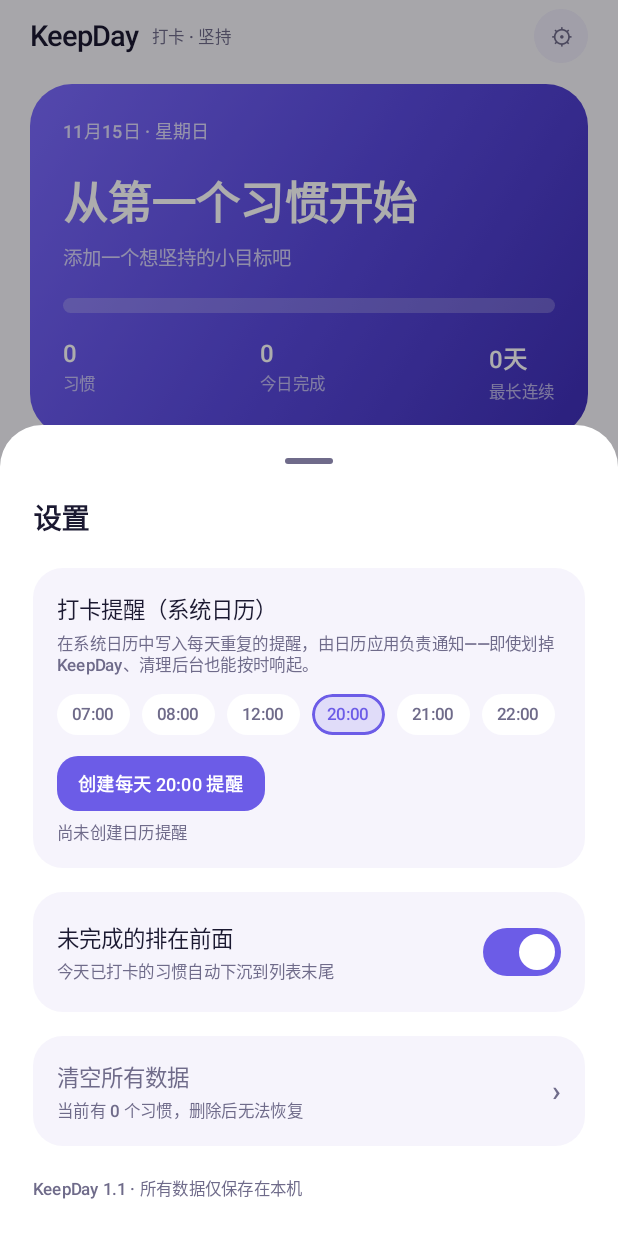
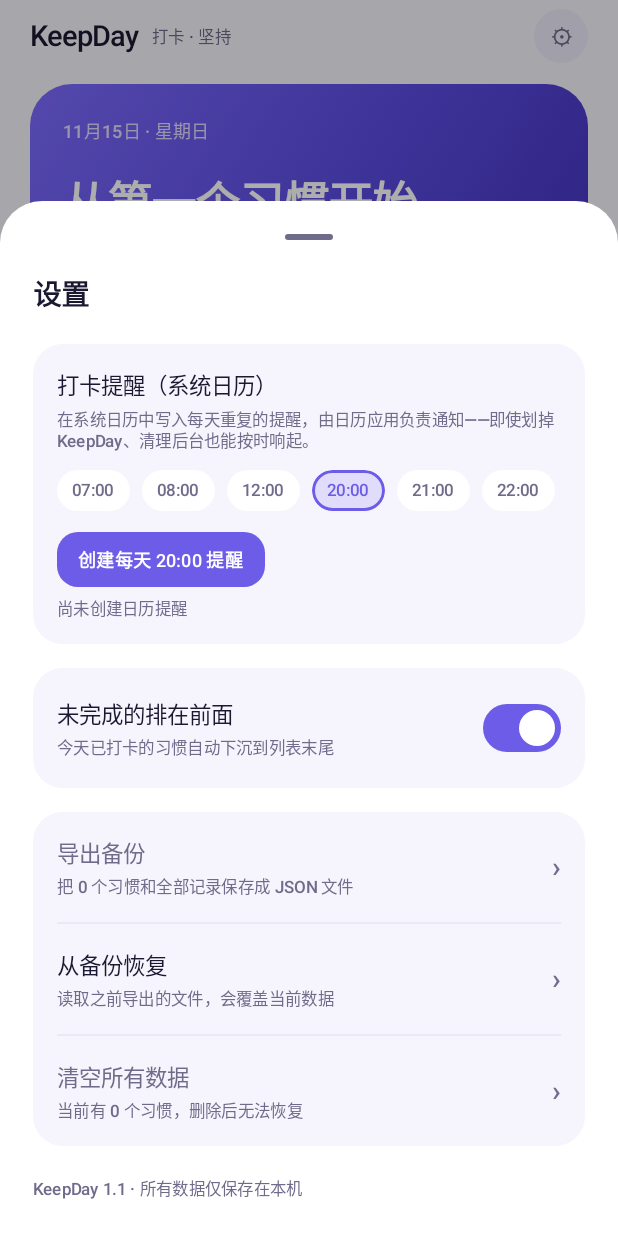
Before and after one commit to Witheart/KeepDay, an Android app built with Jetpack Compose: the screen it shows after launch (MainActivity), after a tap on an icon or button, on a phone screen of 412 x 824 dp. Run offline under Robolectric (Android 15) with nearby library versions, the phone set to English and light mode, and no system bars.

Commit message:
feat(widget,backup): 新增 2×2 紧凑小组件，并支持备份导出与恢复
小组件多尺寸
- 新增 CompactWidgetProvider：2×2 只显示环形进度环 + 今日完成数，
  RemoteViews 不支持 Canvas，圆环先在内存里画成 Bitmap 再 setImageViewBitmap
- 抽出 WidgetUpdater 统一刷新两种尺寸，打卡广播与数据变更都走同一入口
- 2×2 点击整块打开应用；文案随状态变化（还剩 N 个 / 全部完成）

备份
- 新增 BackupManager：导出的 JSON 含习惯、打卡时刻、排序偏好与日历提醒设置
- 恢复走系统文件选择器，二次确认后覆盖；校验 "app":"KeepDay" 标记，
  非法或他人文件一律拒绝，不会清空现有数据
- 设置面板数据区改为 导出备份 / 从备份恢复 / 清空数据 三项
- 单测补充备份往返一致性与非法文件保护，并为 JVM 测试引入真实 org.json 实现

```diff
--- a/app/build.gradle.kts
+++ b/app/build.gradle.kts
@@ -49,6 +49,8 @@ dependencies {
     implementation(libs.androidx.compose.ui.tooling.preview)
     implementation(libs.androidx.compose.material3)
     testImplementation(libs.junit)
+    // 单元测试运行在 JVM 上，android.jar 里的 org.json 是空实现，需要一份真实实现
+    testImplementation("org.json:json:20240303")
     androidTestImplementation(libs.androidx.junit)
     androidTestImplementation(libs.androidx.espresso.core)
     androidTestImplementation(platform(libs.androidx.compose.bom))
--- a/app/src/main/java/com/example/keepday/ui/settings/SettingsSheet.kt
+++ b/app/src/main/java/com/example/keepday/ui/settings/SettingsSheet.kt
@@ -51,6 +51,8 @@ fun SettingsSheet(
     onSetCalendarReminder: (hour: Int, minute: Int) -> Unit,
     onRemoveCalendarReminder: () -> Unit,
     onPendingFirstChange: (Boolean) -> Unit,
+    onExportBackup: () -> Unit,
+    onImportBackup: () -> Unit,
     onClearAll: () -> Unit,
     onDismiss: () -> Unit
 ) {
@@ -212,31 +214,27 @@ fun SettingsSheet(
                 shape = RoundedCornerShape(20.dp),
                 color = MaterialTheme.colorScheme.surfaceVariant.copy(alpha = 0.5f)
             ) {
-                Row(
-                    modifier = Modifier
-                        .fillMaxWidth()
-                        .clickable(enabled = habitsCount > 0) { showClearConfirm = true }
-                        .padding(16.dp),
-                    verticalAlignment = Alignment.CenterVertically
-                ) {
-                    Column(Modifier.weight(1f)) {
-                        Text(
-                            text = "清空所有数据",
-                            style = MaterialTheme.typography.bodyLarge,
-                            color = if (habitsCount > 0) MaterialTheme.colorScheme.error
-                            else MaterialTheme.colorScheme.onSurfaceVariant
-                        )
-                        Spacer(Modifier.height(3.dp))
-                        Text(
-                            text = "当前有 $habitsCount 个习惯，删除后无法恢复",
-                            style = MaterialTheme.typography.labelSmall,
-                            color = MaterialTheme.colorScheme.onSurfaceVariant
-                        )
-                    }
-                    Text(
-                        text = "›",
-                        style = MaterialTheme.typography.titleLarge,
-                        color = MaterialTheme.colorScheme.onSurfaceVariant
+                Column {
+                    ActionRow(
+                        title = "导出备份",
+                        subtitle = "把 $habitsCount 个习惯和全部记录保存成 JSON 文件",
+                        enabled = habitsCount > 0,
+                        onClick = onExportBackup
+                    )
+                    RowDivider()
+                    ActionRow(
+                        title = "从备份恢复",
+                        subtitle = "读取之前导出的文件，会覆盖当前数据",
+                        enabled = true,
+                        onClick = onImportBackup
+                    )
+                    RowDivider()
+                    ActionRow(
+                        title = "清空所有数据",
+                        subtitle = "当前有 $habitsCount 个习惯，删除后无法恢复",
+                        enabled = habitsCount > 0,
+                        isDestructive = true,
+                        onClick = { showClearConfirm = true }
                     )
                 }
             }
@@ -349,6 +347,57 @@ private fun formatTime(hour: Int, minute: Int): String =
     "${hour.toString().padStart(2, '0')}:${minute.toString().padStart(2, '0')}"
 
 @Composable
+private fun ActionRow(
+    title: String,
+    subtitle: String,
+    enabled: Boolean,
+    isDestructive: Boolean = false,
+    onClick: () -> Unit
+) {
+    Row(
+        modifier = Modifier
+            .fillMaxWidth()
+            .clickable(enabled = enabled, onClick = onClick)
+            .padding(16.dp),
+        verticalAlignment = Alignment.CenterVertically
+    ) {
+        Column(Modifier.weight(1f)) {
+            Text(
+                text = title,
+                style = MaterialTheme.typography.bodyLarge,
+                color = when {
+                    !enabled -> MaterialTheme.colorScheme.onSurfaceVariant
+                    isDestructive -> MaterialTheme.colorScheme.error
+                    else -> MaterialTheme.colorScheme.onSurface
+                }
+            )
+            Spacer(Modifier.height(3.dp))
+            Text(
+                text = subtitle,
+                style = MaterialTheme.typography.labelSmall,
+                color = MaterialTheme.colorScheme.onSurfaceVariant
+            )
+        }
+        Text(
+            text = "›",
+            style = MaterialTheme.typography.titleLarge,
+            color = MaterialTheme.colorScheme.onSurfaceVariant
+        )
+    }
+}
+
+@Composable
+private fun RowDivider() {
+    Box(
+        modifier = Modifier
+            .fillMaxWidth()
+            .padding(horizontal = 16.dp)
+            .height(1.dp)
+            .background(MaterialTheme.colorScheme.outline.copy(alpha = 0.6f))
+    )
+}
+
+@Composable
 private fun TimeChip(label: String, selected: Boolean, onClick: () -> Unit) {
     val shape = RoundedCornerShape(50)
     Box(
--- a/app/src/main/java/com/example/keepday/widget/WidgetCheckInReceiver.kt
+++ b/app/src/main/java/com/example/keepday/widget/WidgetCheckInReceiver.kt
@@ -13,7 +13,7 @@ class WidgetCheckInReceiver : BroadcastReceiver() {
         val habitId = intent.getStringExtra(EXTRA_HABIT_ID) ?: return
         HabitStore.init(context)
         HabitStore.toggle(habitId)
-        TodayWidgetProvider.updateAll(context)
+        WidgetUpdater.updateAll(context)
     }
 
     companion object {
--- /dev/null
+++ b/app/src/main/java/com/example/keepday/widget/WidgetUpdater.kt
@@ -0,0 +1,11 @@
+package com.example.keepday.widget
+
+import android.content.Context
+
+/** 统一刷新所有尺寸的桌面组件。 */
+object WidgetUpdater {
+    fun updateAll(context: Context) {
+        TodayWidgetProvider.updateAll(context)
+        CompactWidgetProvider.updateAll(context)
+    }
+}
--- a/app/src/main/res/values/strings.xml
+++ b/app/src/main/res/values/strings.xml
@@ -5,4 +5,6 @@
     <string name="widget_description">显示今日打卡进度，点习惯行即可直接打卡</string>
     <string name="widget_empty">还没有习惯，点一下添加第一个目标</string>
     <string name="widget_hint">点行直接打卡 ›</string>
+    <string name="widget_compact_label">今日打卡</string>
+    <string name="widget_compact_description">紧凑尺寸，只显示今日完成进度环</string>
 </resources>
```
Also changed, not shown: app/src/main/AndroidManifest.xml (+12 -0 lines), app/src/main/java/com/example/keepday/data/BackupManager.kt (added, +72 -0 lines), app/src/main/java/com/example/keepday/data/HabitStore.kt (+12 -0 lines), app/src/main/java/com/example/keepday/ui/KeepDayApp.kt (+94 -2 lines), app/src/main/java/com/example/keepday/widget/CompactWidgetProvider.kt (added, +120 -0 lines), app/src/main/res/layout/widget_today_compact.xml (added, +48 -0 lines), app/src/main/res/xml/today_widget_compact_info.xml (added, +12 -0 lines), 1 other file.
